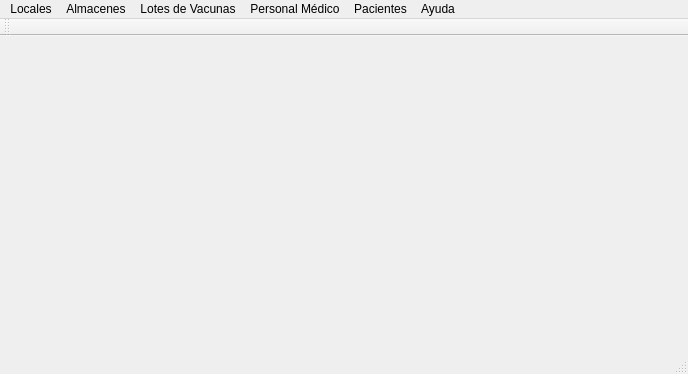
This is PAF_GUI/PAF_GRAFICA/gui/mainwindow.ui in JMOrbegoso/USS-2021-II-PP as Qt 5 draws it before an edit. The edited form follows.
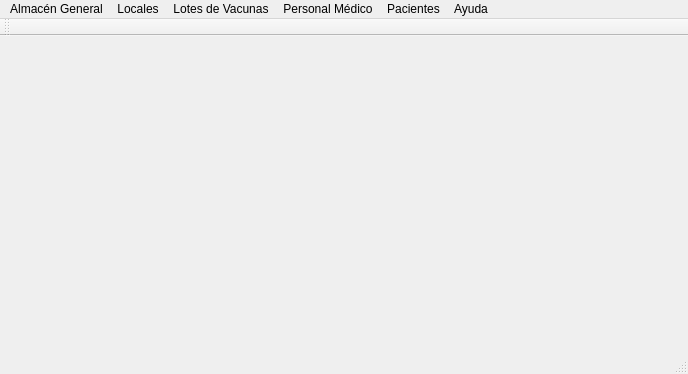
This is the edited form.

Patch:
```diff
--- a/PAF_GUI/PAF_GRAFICA/gui/mainwindow.ui
+++ b/PAF_GUI/PAF_GRAFICA/gui/mainwindow.ui
@@ -33,7 +33,7 @@
    </widget>
    <widget class="QMenu" name="menuAlmacen">
     <property name="title">
-     <string>Almacenes</string>
+     <string>Almacén General</string>
     </property>
     <addaction name="actionRegistrar_Almacen"/>
     <addaction name="separator"/>
@@ -72,8 +72,8 @@
     <addaction name="actionAcerca_de"/>
     <addaction name="actionSalir"/>
    </widget>
-   <addaction name="menuLocales"/>
    <addaction name="menuAlmacen"/>
+   <addaction name="menuLocales"/>
    <addaction name="menuLotes"/>
    <addaction name="menuPersonal"/>
    <addaction name="menuPacientes"/>
```
Left out of the diff: 3 changed lines with no effect on the pictures.
